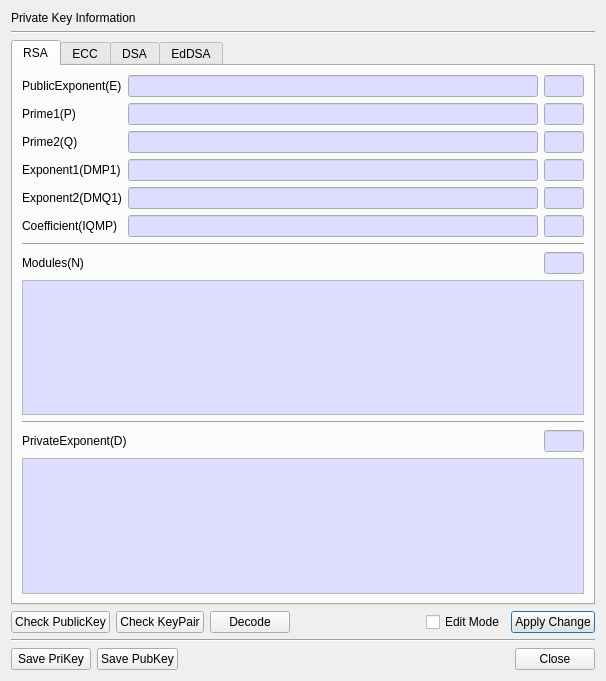
jykim74/BerEditor, file BerEditor/pri_key_info_dlg.ui: the form before one commit.
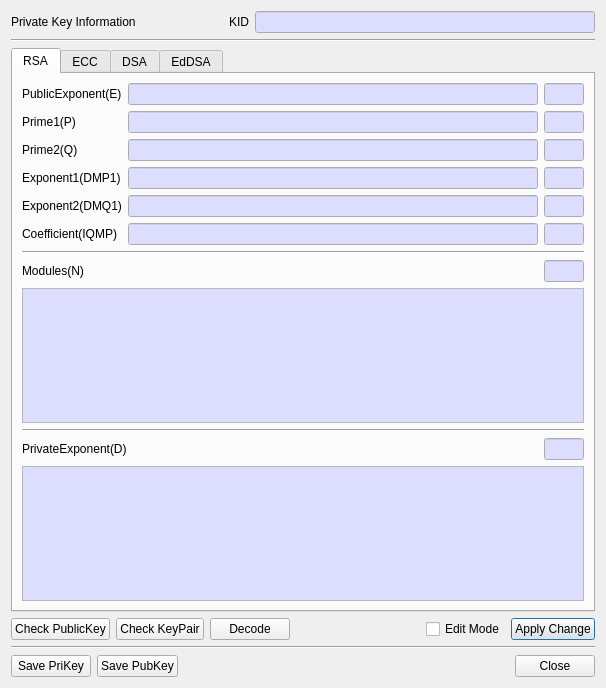
The form after the commit.

```diff
--- a/BerEditor/pri_key_info_dlg.ui
+++ b/BerEditor/pri_key_info_dlg.ui
@@ -7,7 +7,7 @@
     <x>0</x>
     <y>0</y>
     <width>606</width>
-    <height>681</height>
+    <height>688</height>
    </rect>
   </property>
   <property name="windowTitle">
@@ -15,11 +15,87 @@
   </property>
   <layout class="QVBoxLayout" name="verticalLayout">
    <item>
-    <widget class="QLabel" name="mTitleLabel">
-     <property name="text">
-      <string>Private Key Information</string>
+    <layout class="QGridLayout" name="gridLayout_18">
+     <property name="topMargin">
+      <number>0</number>
      </property>
-    </widget>
+     <item row="0" column="1">
+      <spacer name="horizontalSpacer_14">
+       <property name="orientation">
+        <enum>Qt::Horizontal</enum>
+       </property>
+       <property name="sizeHint" stdset="0">
+        <size>
+         <width>40</width>
+         <height>20</height>
+        </size>
+       </property>
+      </spacer>
+     </item>
+     <item row="0" column="2">
+      <widget class="QLabel" name="mKIDLabel">
+       <property name="text">
+        <string>KID</string>
+       </property>
+      </widget>
+     </item>
+     <item row="0" column="0">
+      <widget class="QLabel" name="mTitleLabel">
+       <property name="text">
+        <string>Private Key Information</string>
+       </property>
+      </widget>
+     </item>
+     <item row="0" column="3">
+      <widget class="QLineEdit" name="mKIDText">
+       <property name="sizePolicy">
+        <sizepolicy hsizetype="Expanding" vsizetype="Fixed">
+         <horstretch>0</horstretch>
+         <verstretch>0</verstretch>
+        </sizepolicy>
+       </property>
+       <property name="minimumSize">
+        <size>
+         <width>340</width>
+         <height>0</height>
+        </size>
+       </property>
+       <property name="palette">
+        <palette>
+         <active>
+          <colorrole role="Base">
+           <brush brushstyle="SolidPattern">
+            <color alpha="255">
+             <red>221</red>
+             <green>221</green>
+             <blue>255</blue>
+            </color>
+           </brush>
+          </colorrole>
+         </active>
+         <inactive>
+          <colorrole role="Base">
+           <brush brushstyle="SolidPattern">
+            <color alpha="255">
+             <red>221</red>
+             <green>221</green>
+             <blue>255</blue>
+            </color>
+           </brush>
+          </colorrole>
+         </inactive>
+         <disabled/>
+        </palette>
+       </property>
+       <property name="alignment">
+        <set>Qt::AlignRight|Qt::AlignTrailing|Qt::AlignVCenter</set>
+       </property>
+       <property name="readOnly">
+        <bool>true</bool>
+       </property>
+      </widget>
+     </item>
+    </layout>
    </item>
    <item>
     <widget class="Line" name="line">
```
